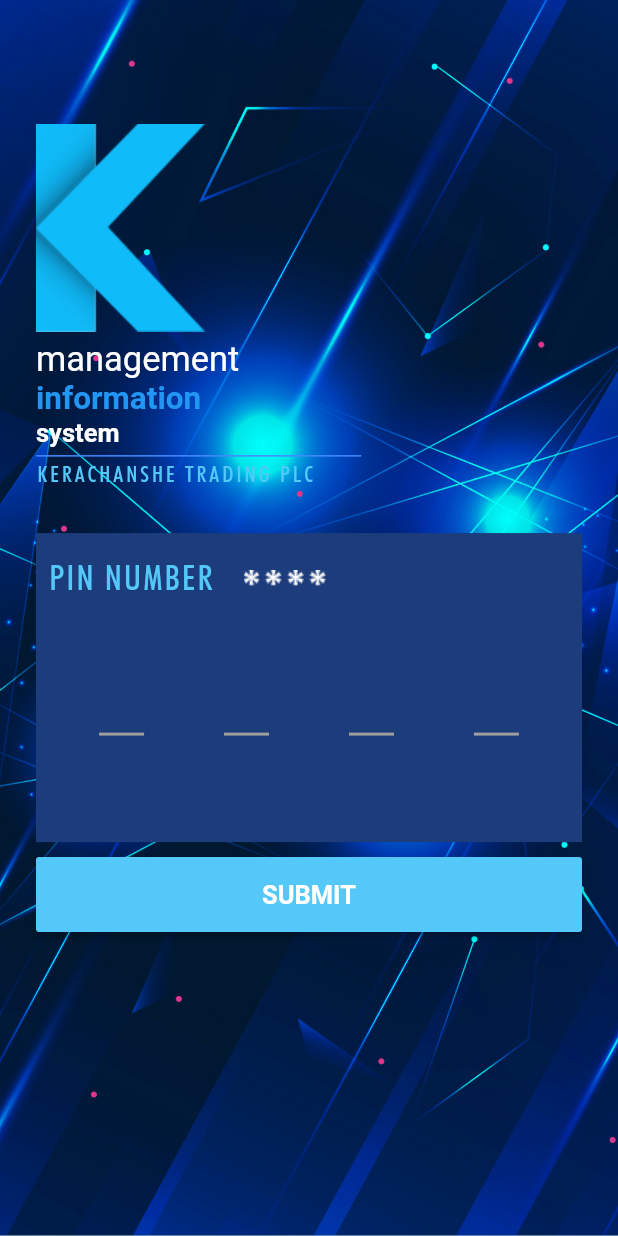
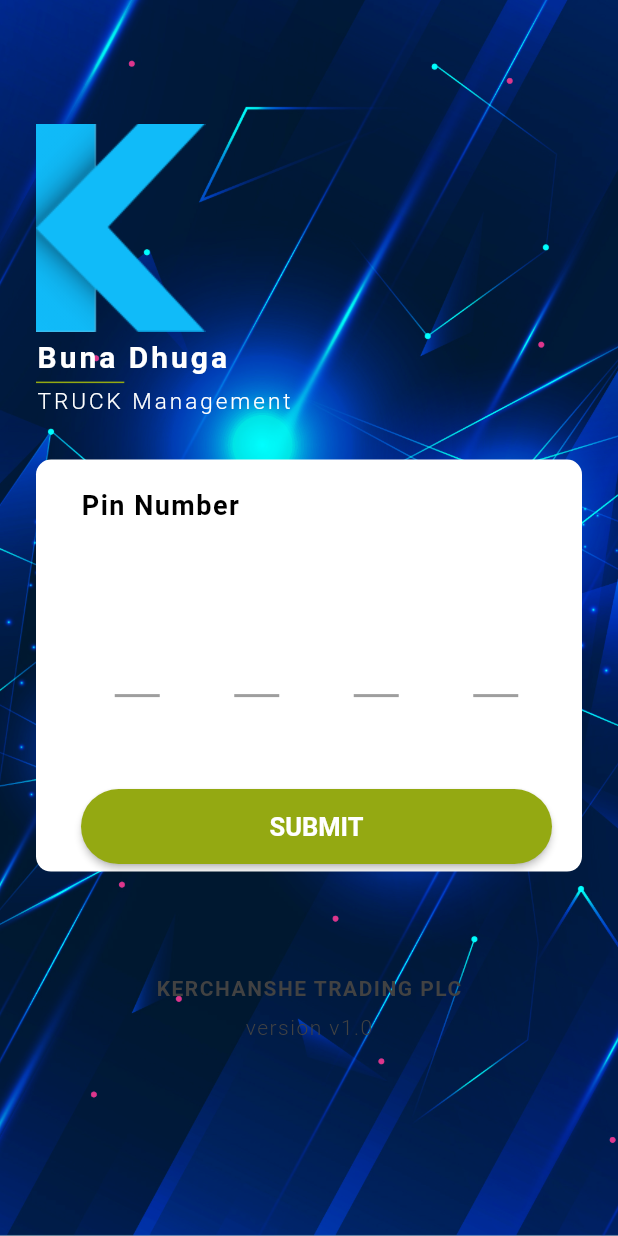
Before and after one commit to Andria-verbat/gatekeeper_kerchanshe, a Flutter app: the PinEntryScreen screen opened directly with empty values, on a phone screen of 412 x 824 dp. Run offline on Flutter 3.47's test engine with Material 2 defaults, Android fonts, the phone set to English and light mode, and no system bars; drawn by our look-alikes of pin_code_fields; our stand-ins replace device_info, shared_preferences; accounts and stored records are empty.

Commit message:
pin entry screen

```diff
--- a/lib/Screens/pin_entry.dart
+++ b/lib/Screens/pin_entry.dart
@@ -169,42 +169,29 @@
                     ),
                     SizedBox(height: 5),
                     Text(
-                      'management',
+                      'Buna Dhuga',
                       style: TextStyle(
                         color: Colors.white,
-                        fontSize: 23,
-                      ),
-                    ),
-                    Text(
-                      'information',
-                      style: TextStyle(
-                        color: Colors.blue,
-                        fontWeight: FontWeight.bold,
-                        fontSize: 21,
-                      ),
-                    ),
-                    Text(
-                      'system',
-                      style: TextStyle(
-                        color: Colors.white,
-                        fontWeight: FontWeight.bold,
-                        fontSize: 17,
+
+                        fontSize: 20,
+                        letterSpacing: 2,
+                        fontFamily: 'Roboto-Bold',
                       ),
                     ),
                     SizedBox(height: 5),
                     Container(
                       height: 1,
-                      width: MediaQuery.of(context).size.width / 1.9,
-                      color: Colors.blueAccent,
+                      width: MediaQuery.of(context).size.width / 7,
+                      color: AppColor.green,
                     ),
                     SizedBox(height: 3),
                     Text(
-                      'KERACHANSHE TRADING PLC',
+                      'TRUCK Management',
                       style: TextStyle(
-                        color: AppColor.cyanButton,
+                        color: AppColor.white,
                         fontSize: 15,
                         letterSpacing: 2,
-                        fontFamily: 'FuturaMediumCondensedBT',
+                        fontFamily: 'Roboto-Light',
                       ),
                     ),
                     SizedBox(height: 30),
@@ -212,44 +199,50 @@
                       mainAxisAlignment: MainAxisAlignment.center,
                       children: [
                         Container(
-                          color: Color(0xff1C3C7B),
-                          height: MediaQuery.of(context).size.height / 4,
+                          color: Colors.transparent,
+                          height: MediaQuery.of(context).size.height / 3,
                           width: MediaQuery.of(context).size.width,
-                          child: Padding(
-                            padding: const EdgeInsets.symmetric(
-                                vertical: 16, horizontal: 8),
+                          child: Container(
+                            padding: EdgeInsets.fromLTRB(30, 20, 20, 5),
+                            decoration: BoxDecoration(
+                                color: AppColor.white,
+                                borderRadius: BorderRadius.all(Radius.circular(10.0))
+                            ),
                             child: Column(
                               crossAxisAlignment: CrossAxisAlignment.start,
                               mainAxisAlignment: MainAxisAlignment.spaceBetween,
                               children: [
-                                Row(
+                                Column(
                                   mainAxisAlignment: MainAxisAlignment.start,
                                   children: [
+                                    /*Image.asset('lib/assets/pin.png'),
+                                    SizedBox(width: 20),*/
                                     Text(
-                                      'PIN NUMBER',
+                                      'Pin Number',
                                       style: TextStyle(
-                                        color: AppColor.cyanButton,
-                                        fontSize: 23,
-                                        letterSpacing: 1.5,
-                                        fontFamily: 'FuturaMediumCondensedBT',
+                                        color: AppColor.black,
+                                        fontSize: 18,
+                                        letterSpacing: 1,
+                                        fontFamily: 'Roboto-Bold',
+
                                       ),
                                     ),
-                                    SizedBox(width: 20),
-                                    Image.asset('lib/assets/pin.png'),
+
+
                                   ],
                                 ),
                                 Row(
                                   mainAxisAlignment: MainAxisAlignment.center,
                                   children: [
                                     Container(
-                                      height: 100,
+                                      height: 80,
                                       width: MediaQuery.of(context).size.width *
-                                          3.3 /
+                                          3/
                                           4,
                                       child: Form(
                                         child: Padding(
                                           padding: const EdgeInsets.symmetric(
-                                              vertical: 8.0, horizontal: 30),
+                                              vertical: 8.0, horizontal: 20),
                                           child: PinCodeTextField(
                                             appContext: context,
                                             pastedTextStyle: TextStyle(
@@ -272,7 +265,7 @@
                                                   PinCodeFieldShape.underline,
                                               disabledColor: Colors.grey,
                                               inactiveColor: Colors.grey,
-                                              activeColor: Colors.blue,
+                                              activeColor: Colors.grey,
                                               fieldHeight: 60,
                                               fieldWidth: 30,
                                             ),
@@ -283,7 +276,7 @@
                                                 color: Colors.white,
                                                 fontSize: 20,
                                                 height: 1.6),
-                                            backgroundColor: Color(0xff1C3C7B),
+                                            backgroundColor: AppColor.white,
                                             keyboardType: TextInputType.number,
                                             onCompleted: (v) {
                                               print("Completed");
@@ -305,17 +298,14 @@
                                     ),
                                   ],
                                 ),
-                                SizedBox(),
-                              ],
-                            ),
-                          ),
-                        ),
-                        SizedBox(height: 10),
+
                                 SizedBox(
                                   width: MediaQuery.of(context).size.width,
                                   height: 50,
                                   child: RaisedButton(
-                            color: AppColor.cyanButton,
+                                    shape: RoundedRectangleBorder(
+                                        borderRadius: BorderRadius.circular(30)),
+                                    color: AppColor.green,
                                     onPressed: () {
                                       if (currentText != null) {
                                         getRegisterd(currentText);
@@ -336,6 +326,36 @@
                                 ),
                               ],
                             ),
+                          ),
+                        ),
+                        SizedBox(height: 70),
+                        Text(
+
+                          'KERCHANSHE TRADING PLC',
+                          style: TextStyle(
+                            color: Colors.grey[800],
+
+                            fontSize: 14,
+                            letterSpacing: 1,
+                            fontFamily: 'Roboto-Bold',
+
+                          ),
+                        ),
+
+
+                        SizedBox(height: 10),
+                        Text(
+                          'version v1.0',
+                          style: TextStyle(
+                            color: Colors.grey[800],
+                            fontSize: 14,
+                            letterSpacing: 1,
+                            fontFamily: 'Roboto-Light',
+                          ),
+                        ),
+
+                      ],
+                    ),
                   ],
                 ),
               ),
```
Also changed, not shown: lib/Screens/login_screen.dart (+8 -0 lines). Lines whose indentation alone changed are shown as unchanged.
